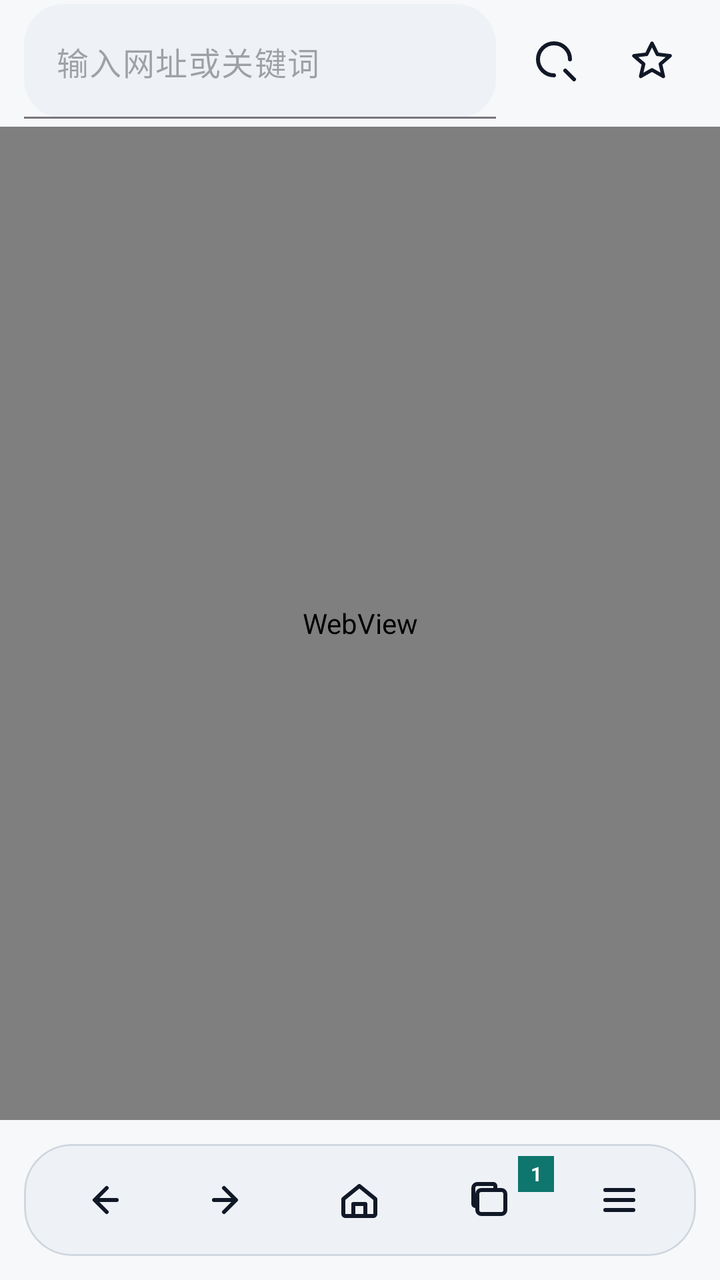
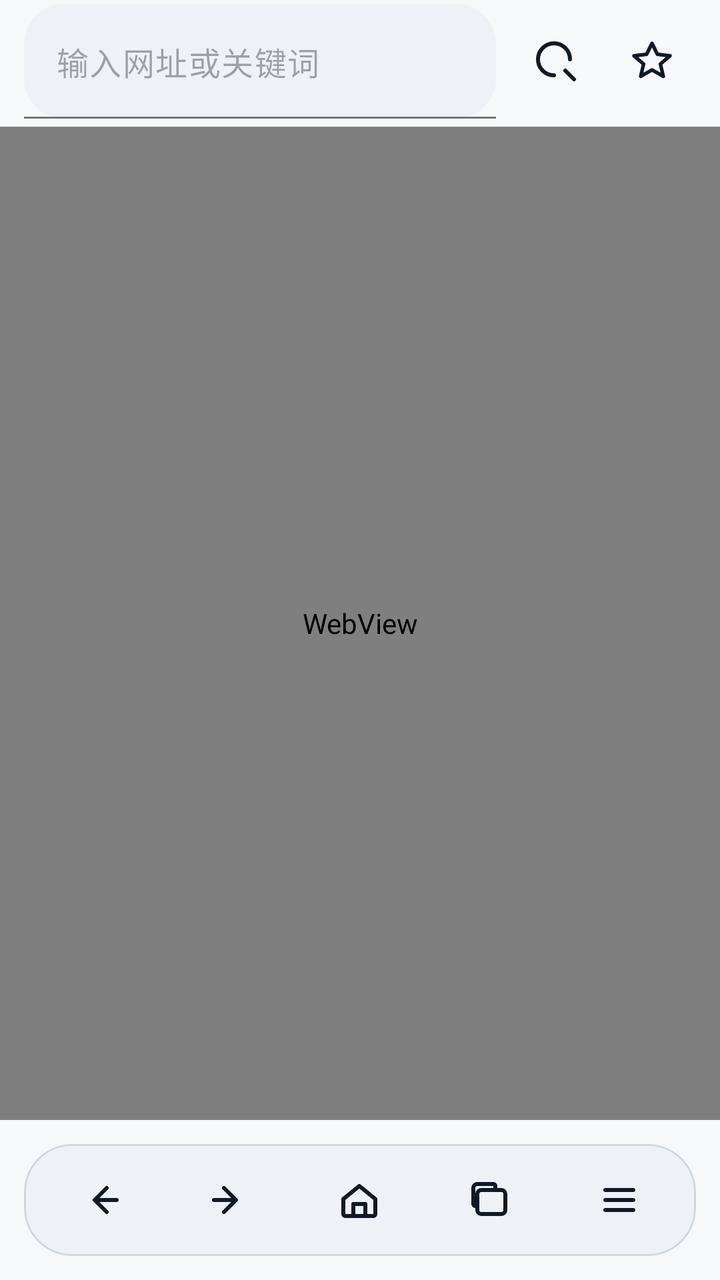

Two renders of the same Android screen: before a commit and after it. Below are the layout's source before the change and the commit's diff.
<!-- AndroidManifest.xml: application theme Theme.AuroraBrowser -->
<!-- res/layout/activity_main.xml -->
<?xml version="1.0" encoding="utf-8"?>
<LinearLayout xmlns:android="http://schemas.android.com/apk/res/android"
    xmlns:app="http://schemas.android.com/apk/res-auto"
    android:layout_width="match_parent"
    android:layout_height="match_parent"
    android:background="@color/aurora_surface"
    android:orientation="vertical">

    <com.google.android.material.appbar.MaterialToolbar
        android:id="@+id/toolbar"
        android:layout_width="match_parent"
        android:layout_height="0dp"
        android:visibility="gone"
        app:titleTextColor="@color/aurora_text"
        app:subtitleTextColor="@color/aurora_text_muted" />

    <LinearLayout
        android:id="@+id/addressBarContainer"
        android:layout_width="match_parent"
        android:layout_height="wrap_content"
        android:gravity="center_vertical"
        android:orientation="horizontal"
        android:paddingStart="12dp"
        android:paddingTop="2dp"
        android:paddingEnd="12dp"
        android:paddingBottom="4dp">

        <com.google.android.material.textfield.TextInputLayout
            android:id="@+id/addressInputLayout"
            android:layout_width="0dp"
            android:layout_height="wrap_content"
            android:layout_weight="1"
            app:hintEnabled="false"
            app:boxBackgroundColor="@color/aurora_surface_alt"
            app:boxBackgroundMode="filled"
            app:boxCornerRadiusBottomEnd="20dp"
            app:boxCornerRadiusBottomStart="20dp"
            app:boxCornerRadiusTopEnd="20dp"
            app:boxCornerRadiusTopStart="20dp">

            <com.google.android.material.textfield.TextInputEditText
                android:id="@+id/addressInput"
                android:layout_width="match_parent"
                android:layout_height="wrap_content"
                android:hint="@string/address_hint"
                android:imeOptions="actionGo"
                android:inputType="textUri"
                android:maxLines="1" />
        </com.google.android.material.textfield.TextInputLayout>

        <ImageButton
            android:id="@+id/goButton"
            android:layout_width="44dp"
            android:layout_height="44dp"
            android:layout_marginStart="8dp"
            android:background="?attr/selectableItemBackgroundBorderless"
            android:contentDescription="@string/cd_go"
            android:padding="10dp"
            android:src="@drawable/ic_search"
            android:tint="@color/aurora_text" />

        <ImageButton
            android:id="@+id/bookmarkButton"
            android:layout_width="44dp"
            android:layout_height="44dp"
            android:layout_marginStart="4dp"
            android:background="?attr/selectableItemBackgroundBorderless"
            android:contentDescription="@string/cd_bookmark"
            android:padding="10dp"
            android:src="@drawable/ic_bookmark_outline"
            android:tint="@color/aurora_text" />

    </LinearLayout>

    <ProgressBar
        android:id="@+id/loadingProgress"
        style="?android:attr/progressBarStyleHorizontal"
        android:layout_width="match_parent"
        android:layout_height="2dp"
        android:max="100"
        android:progressTint="@color/aurora_accent"
        android:visibility="gone" />

    <LinearLayout
        android:id="@+id/findBar"
        android:layout_width="match_parent"
        android:layout_height="wrap_content"
        android:background="@color/aurora_surface_alt"
        android:gravity="center_vertical"
        android:orientation="horizontal"
        android:paddingStart="12dp"
        android:paddingTop="8dp"
        android:paddingEnd="12dp"
        android:paddingBottom="8dp"
        android:visibility="gone">

        <com.google.android.material.textfield.TextInputLayout
            android:id="@+id/findInputLayout"
            android:layout_width="0dp"
            android:layout_height="wrap_content"
            android:layout_weight="1"
            android:hint="@string/find_hint"
            app:boxBackgroundMode="filled">

            <com.google.android.material.textfield.TextInputEditText
                android:id="@+id/findInput"
                android:layout_width="match_parent"
                android:layout_height="wrap_content"
                android:imeOptions="actionSearch"
                android:inputType="text"
                android:maxLines="1" />
        </com.google.android.material.textfield.TextInputLayout>

        <TextView
            android:id="@+id/findStatus"
            android:layout_width="wrap_content"
            android:layout_height="wrap_content"
            android:layout_marginStart="8dp"
            android:text="0/0"
            android:textColor="@color/aurora_text_muted" />

        <ImageButton
            android:id="@+id/findPrevButton"
            android:layout_width="40dp"
            android:layout_height="40dp"
            android:layout_marginStart="4dp"
            android:background="?attr/selectableItemBackgroundBorderless"
            android:contentDescription="@string/cd_find_prev"
            android:padding="10dp"
            android:src="@drawable/ic_back"
            android:tint="@color/aurora_text" />

        <ImageButton
            android:id="@+id/findNextButton"
            android:layout_width="40dp"
            android:layout_height="40dp"
            android:background="?attr/selectableItemBackgroundBorderless"
            android:contentDescription="@string/cd_find_next"
            android:padding="10dp"
            android:src="@drawable/ic_forward"
            android:tint="@color/aurora_text" />

        <ImageButton
            android:id="@+id/findCloseButton"
            android:layout_width="40dp"
            android:layout_height="40dp"
            android:background="?attr/selectableItemBackgroundBorderless"
            android:contentDescription="@string/cd_close"
            android:padding="10dp"
            android:src="@drawable/ic_close"
            android:tint="@color/aurora_text" />
    </LinearLayout>

    <FrameLayout
        android:layout_width="match_parent"
        android:layout_height="0dp"
        android:layout_weight="1">

        <ImageView
            android:id="@+id/homeBackgroundImage"
            android:layout_width="match_parent"
            android:layout_height="match_parent"
            android:alpha="0.34"
            android:scaleType="centerCrop"
            android:visibility="gone" />

        <View
            android:id="@+id/homeBackgroundScrim"
            android:layout_width="match_parent"
            android:layout_height="match_parent"
            android:background="#AAFFFFFF"
            android:visibility="gone" />

        <LinearLayout
            android:id="@+id/homePanel"
            android:layout_width="match_parent"
            android:layout_height="match_parent"
            android:gravity="top|center_horizontal"
            android:orientation="vertical"
            android:paddingStart="28dp"
            android:paddingTop="28dp"
            android:paddingEnd="28dp"
            android:paddingBottom="24dp">

            <com.google.android.material.card.MaterialCardView
                android:id="@+id/homeSearchCard"
                android:layout_width="match_parent"
                android:layout_height="wrap_content"
                app:cardBackgroundColor="@color/aurora_surface_alt"
                app:cardCornerRadius="28dp"
                app:cardElevation="0dp"
                app:strokeColor="@color/aurora_line"
                app:strokeWidth="1dp">

                <LinearLayout
                    android:layout_width="match_parent"
                    android:layout_height="wrap_content"
                    android:gravity="center_vertical"
                    android:orientation="horizontal"
                    android:paddingStart="16dp"
                    android:paddingTop="8dp"
                    android:paddingEnd="8dp"
                    android:paddingBottom="8dp">

                    <TextView
                        android:id="@+id/homeEngineButton"
                        android:layout_width="wrap_content"
                        android:layout_height="32dp"
                        android:background="@color/aurora_surface"
                        android:gravity="center"
                        android:minWidth="56dp"
                        android:paddingStart="12dp"
                        android:paddingEnd="12dp"
                        android:text="Bing"
                        android:textColor="@color/aurora_text"
                        android:textSize="12sp"
                        android:textStyle="bold" />

                    <EditText
                        android:id="@+id/homeSearchInput"
                        android:layout_width="0dp"
                        android:layout_height="wrap_content"
                        android:layout_weight="1"
                        android:background="@null"
                        android:hint="@string/home_search_hint"
                        android:imeOptions="actionGo"
                        android:inputType="textUri"
                        android:maxLines="1"
                        android:paddingStart="12dp"
                        android:textColor="@color/aurora_text"
                        android:textColorHint="@color/aurora_text_muted" />

                    <ImageButton
                        android:id="@+id/homeScanButton"
                        android:layout_width="40dp"
                        android:layout_height="40dp"
                        android:background="?attr/selectableItemBackgroundBorderless"
                        android:contentDescription="@string/cd_scan_qr"
                        android:padding="8dp"
                        android:src="@drawable/ic_qr_scan"
                        android:tint="@color/aurora_text" />

                    <ImageButton
                        android:id="@+id/homeGoButton"
                        android:layout_width="44dp"
                        android:layout_height="44dp"
                        android:background="?attr/selectableItemBackgroundBorderless"
                        android:contentDescription="@string/cd_go"
                        android:padding="10dp"
                        android:src="@drawable/ic_search"
                        android:tint="@color/aurora_text" />
                </LinearLayout>
            </com.google.android.material.card.MaterialCardView>

            <LinearLayout
                android:layout_width="wrap_content"
                android:layout_height="wrap_content"
                android:layout_marginTop="22dp"
                android:gravity="center"
                android:orientation="horizontal">

                <ImageButton
                    android:id="@+id/homeBookmarksButton"
                    android:layout_width="52dp"
                    android:layout_height="52dp"
                    android:background="?attr/selectableItemBackgroundBorderless"
                    android:contentDescription="@string/cd_open_bookmarks"
                    android:padding="12dp"
                    android:src="@drawable/ic_bookmark_outline"
                    android:tint="@color/aurora_text" />

                <ImageButton
                    android:id="@+id/homeHistoryButton"
                    android:layout_width="52dp"
                    android:layout_height="52dp"
                    android:layout_marginStart="8dp"
                    android:background="?attr/selectableItemBackgroundBorderless"
                    android:contentDescription="@string/cd_open_history"
                    android:padding="12dp"
                    android:src="@drawable/ic_history"
                    android:tint="@color/aurora_text" />

                <ImageButton
                    android:id="@+id/homeResourcesButton"
                    android:layout_width="52dp"
                    android:layout_height="52dp"
                    android:layout_marginStart="8dp"
                    android:background="?attr/selectableItemBackgroundBorderless"
                    android:contentDescription="@string/cd_open_resources"
                    android:padding="12dp"
                    android:src="@drawable/ic_resources"
                    android:tint="@color/aurora_text" />

                <ImageButton
                    android:id="@+id/homeDownloadsButton"
                    android:layout_width="52dp"
                    android:layout_height="52dp"
                    android:layout_marginStart="8dp"
                    android:background="?attr/selectableItemBackgroundBorderless"
                    android:contentDescription="@string/cd_open_downloads"
                    android:padding="12dp"
                    android:src="@drawable/ic_download"
                    android:tint="@color/aurora_text" />

                <ImageButton
                    android:id="@+id/homeIncognitoButton"
                    android:layout_width="52dp"
                    android:layout_height="52dp"
                    android:layout_marginStart="8dp"
                    android:background="?attr/selectableItemBackgroundBorderless"
                    android:contentDescription="@string/cd_toggle_incognito"
                    android:padding="12dp"
                    android:src="@drawable/ic_incognito"
                    android:tint="@color/aurora_text" />
            </LinearLayout>

            <LinearLayout
                android:id="@+id/homeTopSitesSection"
                android:layout_width="match_parent"
                android:layout_height="wrap_content"
                android:layout_marginTop="22dp"
                android:orientation="vertical"
                android:visibility="gone">

                <TextView
                    android:id="@+id/homeTopSitesTitle"
                    android:layout_width="wrap_content"
                    android:layout_height="wrap_content"
                    android:text="@string/home_top_sites"
                    android:textColor="@color/aurora_text"
                    android:textSize="14sp"
                    android:textStyle="bold" />

                <HorizontalScrollView
                    android:layout_width="match_parent"
                    android:layout_height="wrap_content"
                    android:layout_marginTop="12dp"
                    android:overScrollMode="never"
                    android:scrollbars="none">

                    <LinearLayout
                        android:id="@+id/homeTopSitesRow"
                        android:layout_width="wrap_content"
                        android:layout_height="wrap_content"
                        android:orientation="horizontal" />
                </HorizontalScrollView>
            </LinearLayout>

            <LinearLayout
                android:id="@+id/homeCustomSitesSection"
                android:layout_width="match_parent"
                android:layout_height="wrap_content"
                android:layout_marginTop="22dp"
                android:orientation="vertical">

                <LinearLayout
                    android:layout_width="match_parent"
                    android:layout_height="wrap_content"
                    android:gravity="center_vertical"
                    android:orientation="horizontal">

                    <TextView
                        android:id="@+id/homeCustomSitesTitle"
                        android:layout_width="0dp"
                        android:layout_height="wrap_content"
                        android:layout_weight="1"
                        android:text="@string/home_custom_sites"
                        android:textColor="@color/aurora_text"
                        android:textSize="14sp"
                        android:textStyle="bold" />

                    <ImageButton
                        android:id="@+id/homeAddSiteButton"
                        android:layout_width="36dp"
                        android:layout_height="36dp"
                        android:background="?attr/selectableItemBackgroundBorderless"
                        android:contentDescription="@string/cd_add_home_site"
                        android:padding="6dp"
                        android:src="@drawable/ic_add"
                        android:tint="@color/aurora_text" />
                </LinearLayout>

                <LinearLayout
                    android:id="@+id/homeCustomSitesRow"
                    android:layout_width="match_parent"
                    android:layout_height="wrap_content"
                    android:layout_marginTop="12dp"
                    android:orientation="vertical" />
            </LinearLayout>

            <Space
                android:layout_width="match_parent"
                android:layout_height="0dp"
                android:layout_weight="1" />
        </LinearLayout>

        <WebView
            android:id="@+id/webView"
            android:layout_width="match_parent"
            android:layout_height="match_parent" />

        <TextView
            android:id="@+id/overlayTip"
            android:layout_width="wrap_content"
            android:layout_height="wrap_content"
            android:layout_gravity="center"
            android:alpha="0.75"
            android:text="无痕模式下不会记录历史"
            android:textColor="@color/aurora_text_muted"
            android:visibility="gone" />
    </FrameLayout>

    <com.google.android.material.card.MaterialCardView
        android:id="@+id/bottomBarCard"
        android:layout_width="match_parent"
        android:layout_height="wrap_content"
        android:layout_margin="12dp"
        app:cardBackgroundColor="@color/aurora_surface_alt"
        app:cardCornerRadius="24dp"
        app:cardElevation="0dp"
        app:strokeColor="@color/aurora_line"
        app:strokeWidth="1dp">

        <LinearLayout
            android:id="@+id/bottomBar"
            android:layout_width="match_parent"
            android:layout_height="wrap_content"
            android:gravity="center_vertical"
            android:orientation="horizontal"
            android:padding="6dp">

            <ImageButton
                android:id="@+id/backButton"
                android:layout_width="0dp"
                android:layout_height="44dp"
                android:layout_weight="1"
                android:background="?attr/selectableItemBackgroundBorderless"
                android:contentDescription="@string/cd_back"
                android:padding="10dp"
                android:src="@drawable/ic_back"
                android:tint="@color/aurora_text" />

            <ImageButton
                android:id="@+id/forwardButton"
                android:layout_width="0dp"
                android:layout_height="44dp"
                android:layout_weight="1"
                android:background="?attr/selectableItemBackgroundBorderless"
                android:contentDescription="@string/cd_forward"
                android:padding="10dp"
                android:src="@drawable/ic_forward"
                android:tint="@color/aurora_text" />

            <ImageButton
                android:id="@+id/homeButton"
                android:layout_width="0dp"
                android:layout_height="44dp"
                android:layout_weight="1"
                android:background="?attr/selectableItemBackgroundBorderless"
                android:contentDescription="@string/cd_home"
                android:padding="10dp"
                android:src="@drawable/ic_home"
                android:tint="@color/aurora_text" />

            <FrameLayout
                android:layout_width="0dp"
                android:layout_height="44dp"
                android:layout_weight="1">

                <ImageButton
                    android:id="@+id/tabsButton"
                    android:layout_width="match_parent"
                    android:layout_height="match_parent"
                    android:background="?attr/selectableItemBackgroundBorderless"
                    android:contentDescription="@string/cd_tabs"
                    android:padding="10dp"
                    android:src="@drawable/ic_tabs"
                    android:tint="@color/aurora_text" />

                <TextView
                    android:id="@+id/tabsCountText"
                    android:layout_width="18dp"
                    android:layout_height="18dp"
                    android:layout_gravity="end|top"
                    android:background="@color/aurora_accent"
                    android:gravity="center"
                    android:text="1"
                    android:textColor="@android:color/white"
                    android:textSize="10sp"
                    android:textStyle="bold" />
            </FrameLayout>

            <ImageButton
                android:id="@+id/menuButton"
                android:layout_width="0dp"
                android:layout_height="44dp"
                android:layout_weight="1"
                android:background="?attr/selectableItemBackgroundBorderless"
                android:contentDescription="@string/cd_menu"
                android:padding="10dp"
                android:src="@drawable/ic_menu"
                android:tint="@color/aurora_text" />
        </LinearLayout>
    </com.google.android.material.card.MaterialCardView>

</LinearLayout>
<!-- resources referenced by this layout -->
<resources>
  <color name="aurora_accent">#0F766E</color>
  <color name="aurora_line">#D0D7DE</color>
  <color name="aurora_surface">#F7F8FA</color>
  <color name="aurora_surface_alt">#EEF2F6</color>
  <color name="aurora_text">#111827</color>
  <color name="aurora_text_muted">#6B7280</color>
  <!-- drawable ic_add (drawable) -->
  <?xml version="1.0" encoding="utf-8"?>
  <vector xmlns:android="http://schemas.android.com/apk/res/android"
      android:width="24dp"
      android:height="24dp"
      android:viewportWidth="24"
      android:viewportHeight="24">
      <path
          android:fillColor="#111827"
          android:pathData="M11,5h2v6h6v2h-6v6h-2v-6H5v-2h6z" />
  </vector>
  <!-- drawable ic_bookmark_outline (drawable) -->
  <?xml version="1.0" encoding="utf-8"?>
  <vector xmlns:android="http://schemas.android.com/apk/res/android"
      android:width="24dp"
      android:height="24dp"
      android:viewportWidth="24"
      android:viewportHeight="24">
      <path
          android:fillColor="@android:color/transparent"
          android:pathData="M12,3L14.7,8.48L21,9.24L16.2,13.35L17.64,19.5L12,16.27L6.36,19.5L7.8,13.35L3,9.24L9.3,8.48z"
          android:strokeColor="#FF000000"
          android:strokeLineJoin="round"
          android:strokeWidth="1.8" />
  </vector>
  <!-- drawable ic_qr_scan (drawable) -->
  <vector xmlns:android="http://schemas.android.com/apk/res/android"
      android:width="24dp"
      android:height="24dp"
      android:viewportWidth="24"
      android:viewportHeight="24">
      <path
          android:fillColor="#FFFFFFFF"
          android:pathData="M3,3H9V9H3V3M5,5V7H7V5H5M15,3H21V9H15V3M17,5V7H19V5H17M3,15H9V21H3V15M5,17V19H7V17H5M11,3H13V5H11V3M11,7H13V11H11V7M13,11H15V13H13V11M11,13H13V15H11V13M15,13H17V15H15V13M17,15H19V17H17V15M19,17H21V19H19V17M15,17H17V21H15V17M11,17H13V19H11V17M13,19H15V21H13V19M17,11H21V13H17V11" />
  </vector>
  <!-- drawable ic_resources (drawable) -->
  <?xml version="1.0" encoding="utf-8"?>
  <vector xmlns:android="http://schemas.android.com/apk/res/android"
      android:width="24dp"
      android:height="24dp"
      android:viewportWidth="24"
      android:viewportHeight="24">
      <path
          android:fillColor="@android:color/transparent"
          android:pathData="M5,6H19A2,2 0 0,1 21,8V16A2,2 0 0,1 19,18H5A2,2 0 0,1 3,16V8A2,2 0 0,1 5,6z"
          android:strokeColor="#FF000000"
          android:strokeLineJoin="round"
          android:strokeWidth="2" />
      <path
          android:fillColor="#FF000000"
          android:pathData="M10,9L16,12L10,15z" />
  </vector>
  <string name="address_hint">输入网址或关键词</string>
  <string name="cd_add_home_site">添加首页站点</string>
  <string name="cd_back">后退</string>
  <string name="cd_bookmark">书签</string>
  <string name="cd_close">关闭</string>
  <string name="cd_find_next">下一个匹配</string>
  <string name="cd_find_prev">上一个匹配</string>
  <string name="cd_forward">前进</string>
  <string name="cd_go">前往</string>
  <string name="cd_home">主页</string>
  <string name="cd_menu">菜单</string>
  <string name="cd_open_bookmarks">打开书签</string>
  <string name="cd_open_downloads">打开下载管理</string>
  <string name="cd_open_history">打开历史</string>
  <string name="cd_open_resources">打开资源嗅探</string>
  <string name="cd_scan_qr">扫码或识别二维码</string>
  <string name="cd_tabs">标签页</string>
  <string name="cd_toggle_incognito">切换无痕模式</string>
  <string name="find_hint">页内查找</string>
  <string name="home_custom_sites">我的站点</string>
  <string name="home_search_hint">搜索或输入网址</string>
  <string name="home_top_sites">常访站点</string>
  <style name="Theme.AuroraBrowser" parent="Theme.Material3.DayNight.NoActionBar">
          <item name="colorPrimary">@color/aurora_accent</item>
          <item name="colorSecondary">@color/aurora_accent</item>
          <item name="android:statusBarColor">@android:color/transparent</item>
          <item name="android:navigationBarColor">@android:color/transparent</item>
          <item name="android:windowLightStatusBar" tools:targetApi="m">true</item>
      </style>
  <!-- unchanged entries left out for length: 10 -->
</resources>

<!-- the commit's change to res/layout/activity_main.xml (unified diff, before → after) -->
@@ -487,7 +487,8 @@
                     android:text="1"
                     android:textColor="@android:color/white"
                     android:textSize="10sp"
-                    android:textStyle="bold" />
+                    android:textStyle="bold"
+                    android:visibility="gone" />
             </FrameLayout>
 
             <ImageButton
